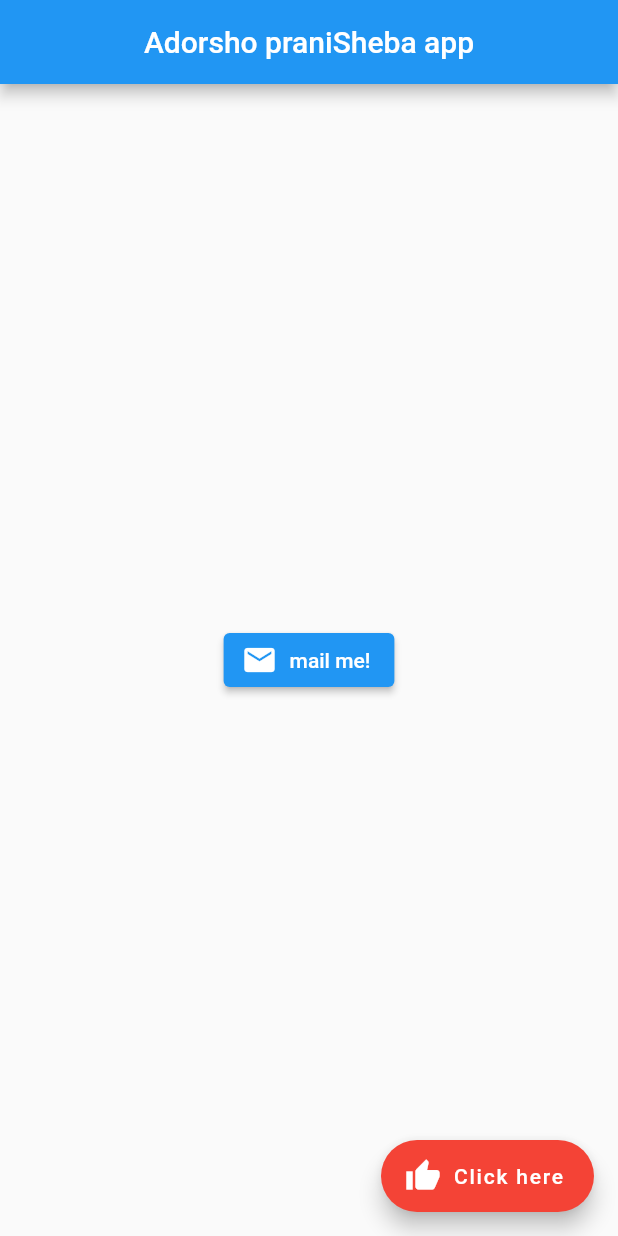
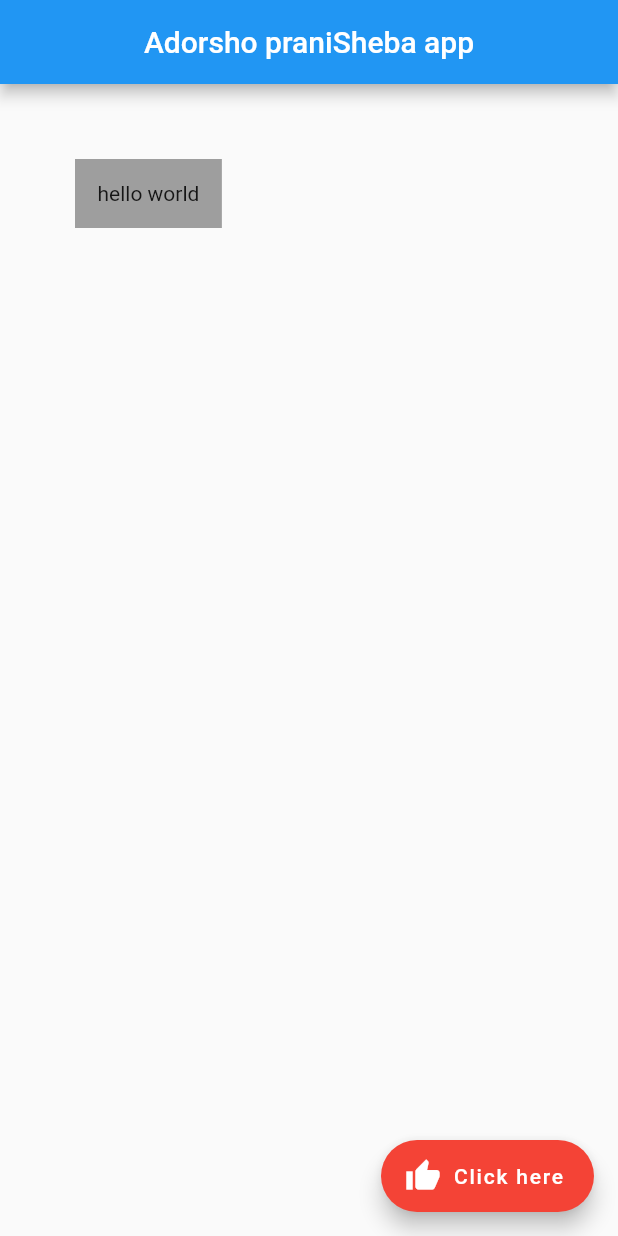
Before and after one commit to mahmudulislam299/flutter_net_ninja_app, a Flutter app: the screen it shows after launch, on a phone screen of 412 x 824 dp. Run offline on Flutter 3.47's test engine with Material 2 defaults, Android fonts, the phone set to English and light mode, and no system bars.

Commit message:
container & padding

```diff
--- a/lib/main.dart
+++ b/lib/main.dart
@@ -25,30 +25,12 @@ class Home extends StatelessWidget {
           centerTitle: true,
           backgroundColor: Colors.blue,
         ),
-        body: Center(
-          // child: Image.asset('assets/cow2.jpg'),
-
-          // child: Icon(
-          //   Icons.airport_shuttle,
-          //   color: Colors.lightBlue,
-          //   size: 200,
-          // child: ElevatedButton(
-          //   onPressed: () {},
-          //   child: const Text('press me!'),
-          //   style: ElevatedButton.styleFrom(
-          //       primary: Colors.purple,
-          //       textStyle: const TextStyle(
-          //         fontSize: 30,
-          //         fontWeight: FontWeight.bold,
-          //       )),
-          // ),
-
-          child: ElevatedButton.icon(
-              onPressed: () {},
-              icon: const Icon(
-                Icons.mail,
-              ),
-              label: const Text("mail me!")),
+        body: Container(
+          padding: const EdgeInsets.all(15), // box 30 pixel sob side thke nibe
+          margin: const EdgeInsets.all(50),
+          // box theke 10 pixel baad thakbe sob side theke
+          color: Colors.grey,
+          child: Text("hello world"),
         ),
         floatingActionButton: FloatingActionButton.extended(
           onPressed: () {
```
